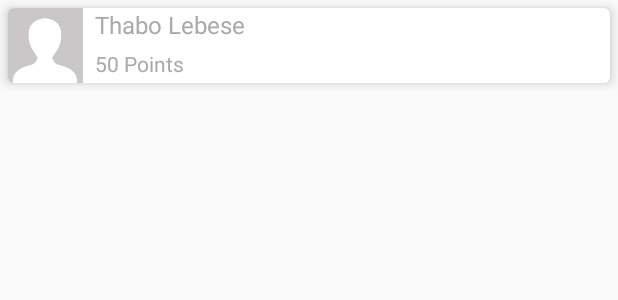
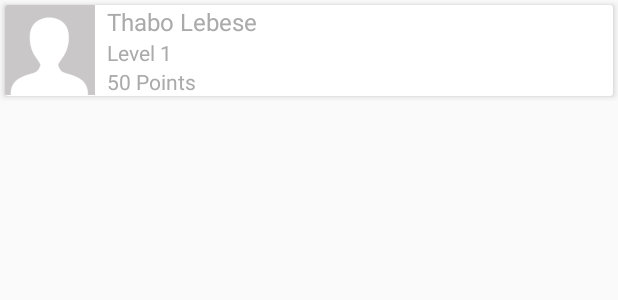
Before and after one commit to ntholi/sesothotrivia, an Android app: the layout list_item_game_score.xml on its own in the app's theme, with its tools: preview values and no code run, on a phone screen of 412 x 824 dp. Shown: the top 300 px of the screen. Run offline under Robolectric (Android 15) with nearby library versions, the phone set to English and light mode, and no system bars; Roboto replaces fonts that are not available here.

Commit message:
Include level in score board

```diff
--- a/app/src/main/res/layout/list_item_game_score.xml
+++ b/app/src/main/res/layout/list_item_game_score.xml
@@ -12,9 +12,8 @@
         android:layout_gravity="center"
         android:layout_width="match_parent"
         android:layout_height="match_parent"
-        android:layout_margin="5dp"
-        card_view:cardElevation="5dp"
-        card_view:cardCornerRadius="4dp">
+        android:layout_margin="3dp"
+        card_view:cardElevation="3dp">
 
         <RelativeLayout
             android:layout_width="match_parent"
@@ -22,8 +21,8 @@
 
             <ImageView
                 android:id="@+id/avatar"
-                android:layout_width="50dp"
-                android:layout_height="50dp"
+                android:layout_width="60dp"
+                android:layout_height="60dp"
                 android:src="@drawable/avatar"/>
 
             <TextView
@@ -40,11 +39,20 @@
                 android:id="@+id/points"
                 android:layout_width="wrap_content"
                 android:layout_height="wrap_content"
-                android:paddingTop="5dp"
+                android:paddingLeft="@dimen/activity_vertical_margin"
+                android:textColor="@android:color/darker_gray"
+                tools:text="Level 1"
+                android:layout_below="@id/name"
+                android:layout_toRightOf="@id/avatar"/>
+
+            <TextView
+                android:id="@+id/level"
+                android:layout_width="wrap_content"
+                android:layout_height="wrap_content"
                 android:paddingLeft="@dimen/activity_vertical_margin"
                 android:textColor="@android:color/darker_gray"
                 tools:text="50 Points"
-                android:layout_below="@id/name"
+                android:layout_below="@id/points"
                 android:layout_toRightOf="@id/avatar"/>
 
         </RelativeLayout>
--- a/app/src/main/res/values/strings.xml
+++ b/app/src/main/res/values/strings.xml
@@ -79,8 +79,8 @@
     <string name="correct_answer_label">U Nepile</string>
     <string name="read_more_label"><u>Read more</u></string>
     <string name="title_activity_game_home">GameHomeActivity</string>
-    <string name="score_label">Score: %d</string>
-    <string name="level_label">Level: %d</string>
+    <string name="points">Points: %d</string>
+    <string name="level">Level: %d</string>
     <string name="preference_file_key">com.example.gamedemo.preference_file_key</string>
     <string name="saved_is_db_inicialized_value">saved_is_db_inicialized_value</string>
     <string name="insufficient_points">You need %d points to proceed</string>
```
Also changed, not shown: app/src/main/java/com/nalaneholdings/sesothotrivia/ScoreBoardActivity.java (+4 -5 lines).
